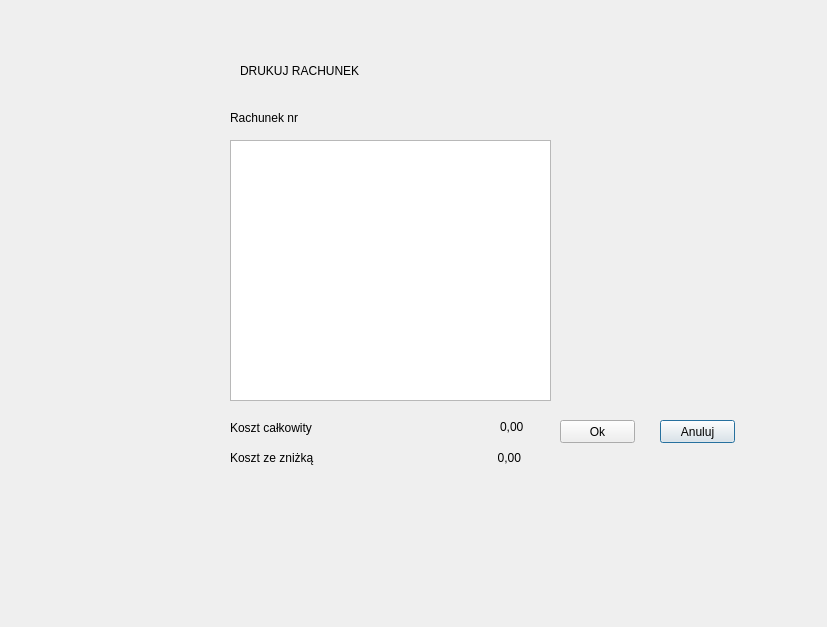
This is detailswindow.ui in justynak/ipr_barman as Qt 5 draws it before an edit. The edited form follows.
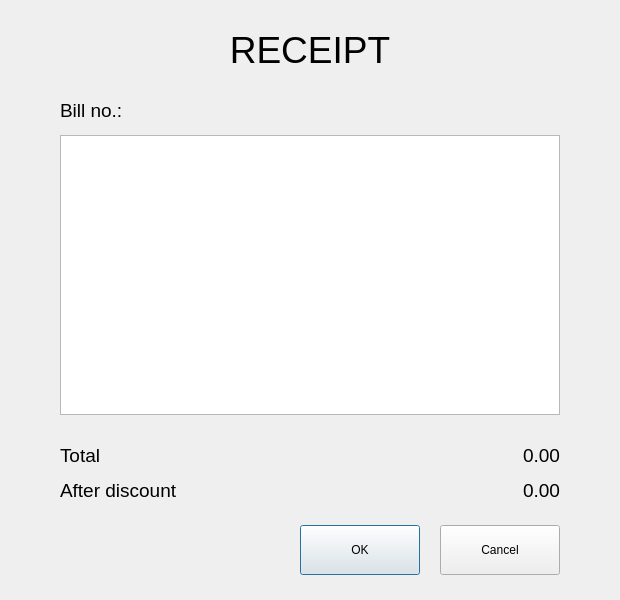
This is the edited form.

Patch:
```diff
--- a/detailswindow.ui
+++ b/detailswindow.ui
@@ -6,130 +6,166 @@
    <rect>
     <x>0</x>
     <y>0</y>
-    <width>827</width>
-    <height>627</height>
+    <width>620</width>
+    <height>600</height>
    </rect>
   </property>
   <property name="windowTitle">
-   <string>Form</string>
+   <string>Receipt</string>
   </property>
+  <widget class="QLabel" name="label">
+   <property name="geometry">
+    <rect>
+     <x>0</x>
+     <y>25</y>
+     <width>620</width>
+     <height>50</height>
+    </rect>
+   </property>
+   <property name="font">
+    <font>
+     <pointsize>28</pointsize>
+    </font>
+   </property>
+   <property name="text">
+    <string>RECEIPT</string>
+   </property>
+   <property name="alignment">
+    <set>Qt::AlignCenter</set>
+   </property>
+  </widget>
   <widget class="QLabel" name="label_bill_number">
    <property name="geometry">
     <rect>
-     <x>230</x>
-     <y>110</y>
-     <width>251</width>
-     <height>16</height>
+     <x>60</x>
+     <y>95</y>
+     <width>360</width>
+     <height>30</height>
     </rect>
    </property>
-   <property name="text">
-    <string>Rachunek nr</string>
+   <property name="font">
+    <font>
+     <pointsize>14</pointsize>
+    </font>
    </property>
-  </widget>
-  <widget class="QLabel" name="label_2">
-   <property name="geometry">
-    <rect>
-     <x>230</x>
-     <y>420</y>
-     <width>141</width>
-     <height>16</height>
-    </rect>
-   </property>
    <property name="text">
-    <string>Koszt całkowity</string>
+    <string>Bill no.:</string>
    </property>
   </widget>
   <widget class="QTableWidget" name="table_costs">
    <property name="geometry">
     <rect>
-     <x>230</x>
-     <y>140</y>
-     <width>321</width>
-     <height>261</height>
+     <x>60</x>
+     <y>135</y>
+     <width>500</width>
+     <height>280</height>
     </rect>
    </property>
   </widget>
-  <widget class="QPushButton" name="button_discard">
+  <widget class="QLabel" name="label_2">
    <property name="geometry">
     <rect>
-     <x>660</x>
-     <y>420</y>
-     <width>75</width>
-     <height>23</height>
+     <x>60</x>
+     <y>440</y>
+     <width>220</width>
+     <height>30</height>
     </rect>
    </property>
-   <property name="text">
-    <string>Anuluj</string>
+   <property name="font">
+    <font>
+     <pointsize>14</pointsize>
+    </font>
    </property>
-  </widget>
-  <widget class="QPushButton" name="button_ok">
-   <property name="geometry">
-    <rect>
-     <x>560</x>
-     <y>420</y>
-     <width>75</width>
-     <height>23</height>
-    </rect>
-   </property>
    <property name="text">
-    <string>Ok</string>
-   </property>
-  </widget>
-  <widget class="QLabel" name="label">
-   <property name="geometry">
-    <rect>
-     <x>240</x>
-     <y>40</y>
-     <width>251</width>
-     <height>61</height>
-    </rect>
-   </property>
-   <property name="text">
-    <string>DRUKUJ RACHUNEK</string>
+    <string>Total</string>
    </property>
   </widget>
   <widget class="QLabel" name="label_value">
    <property name="geometry">
     <rect>
-     <x>500</x>
-     <y>420</y>
-     <width>47</width>
-     <height>13</height>
+     <x>340</x>
+     <y>440</y>
+     <width>220</width>
+     <height>30</height>
     </rect>
    </property>
+   <property name="font">
+    <font>
+     <pointsize>14</pointsize>
+    </font>
+   </property>
    <property name="text">
-    <string>0,00</string>
+    <string>0.00</string>
+   </property>
+   <property name="alignment">
+    <set>Qt::AlignRight|Qt::AlignTrailing|Qt::AlignVCenter</set>
    </property>
   </widget>
   <widget class="QLabel" name="label_3">
    <property name="geometry">
     <rect>
-     <x>230</x>
-     <y>450</y>
-     <width>111</width>
-     <height>16</height>
+     <x>60</x>
+     <y>475</y>
+     <width>220</width>
+     <height>30</height>
     </rect>
    </property>
+   <property name="font">
+    <font>
+     <pointsize>14</pointsize>
+    </font>
+   </property>
    <property name="text">
-    <string>Koszt ze zniżką</string>
+    <string>After discount</string>
    </property>
   </widget>
   <widget class="QLabel" name="labelDiscount">
    <property name="geometry">
     <rect>
-     <x>410</x>
-     <y>450</y>
-     <width>111</width>
-     <height>16</height>
+     <x>340</x>
+     <y>475</y>
+     <width>220</width>
+     <height>30</height>
     </rect>
    </property>
+   <property name="font">
+    <font>
+     <pointsize>14</pointsize>
+    </font>
+   </property>
    <property name="text">
-    <string>0,00</string>
+    <string>0.00</string>
    </property>
    <property name="alignment">
     <set>Qt::AlignRight|Qt::AlignTrailing|Qt::AlignVCenter</set>
    </property>
   </widget>
+  <widget class="QPushButton" name="button_ok">
+   <property name="geometry">
+    <rect>
+     <x>300</x>
+     <y>525</y>
+     <width>120</width>
+     <height>50</height>
+    </rect>
+   </property>
+   <property name="text">
+    <string>OK</string>
+   </property>
+  </widget>
+  <widget class="QPushButton" name="button_discard">
+   <property name="geometry">
+    <rect>
+     <x>440</x>
+     <y>525</y>
+     <width>120</width>
+     <height>50</height>
+    </rect>
+   </property>
+   <property name="text">
+    <string>Cancel</string>
+   </property>
+  </widget>
  </widget>
  <resources/>
  <connections/>
```
